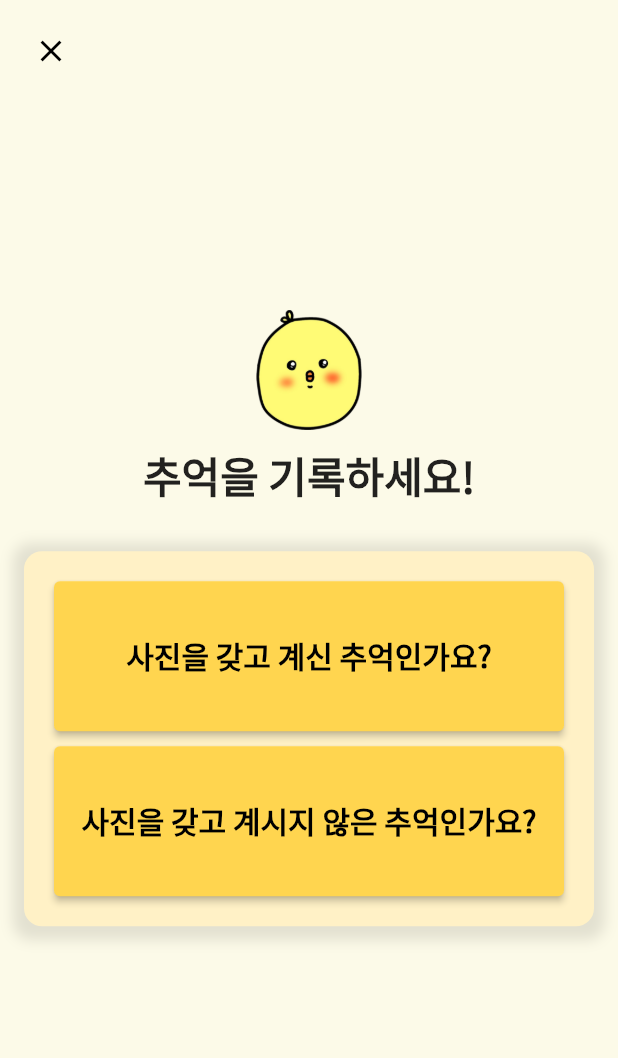
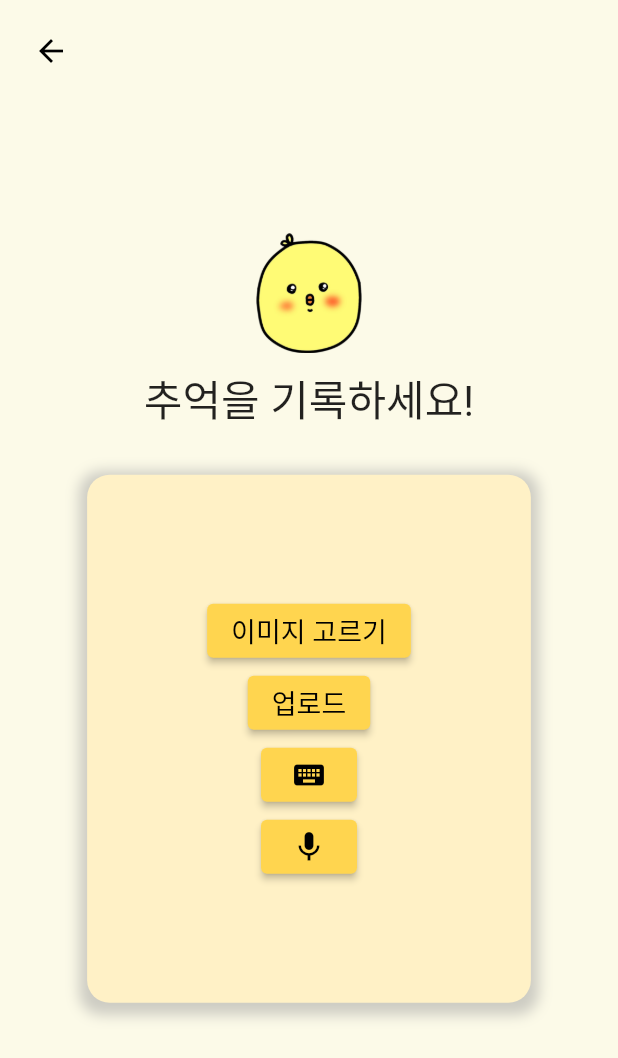
Before and after one commit to 6eom9eun/timeDam, a Flutter app: the WritePage screen opened directly, on a phone screen of 412 x 824 dp. Shown: the top 1058 px of the screen. Run offline on Flutter 3.47's test engine with Material 2 defaults, Android fonts, the phone set to English and light mode, and no system bars; our stand-ins replace cloud_firestore, dio, firebase_auth, firebase_core, firebase_storage, flutter_spinkit and 7 more; missing offline and left inert: background_fetch; accounts and stored records are empty; Roboto replaces fonts that are missing (Cafe).

Commit message:
충돌 수정

```diff
--- a/lib/screens/writePage.dart
+++ b/lib/screens/writePage.dart
@@ -5,11 +5,11 @@ import 'package:image_picker/image_picker.dart';
 import 'package:cloud_firestore/cloud_firestore.dart';
 import 'package:firebase_auth/firebase_auth.dart';
 import 'package:firebase_storage/firebase_storage.dart';
+import 'package:memo_re/screens/voicePage.dart';
 import 'package:memo_re/utils/vars.dart';
 import 'package:provider/provider.dart';
 import 'package:memo_re/providers/postProvider.dart';
 import 'package:http/http.dart' as http;
-import 'package:speech_to_text/speech_to_text.dart';
 import 'DisplayMemoryPage.dart';
 import 'package:memo_re/screens/CreatingPage.dart';
 
@@ -35,10 +35,8 @@ class WritePage extends StatefulWidget {
 class _WritePageState extends State<WritePage> {
   File? _image;
   final picker = ImagePicker();
-  final speech = SpeechToText();
   TextEditingController _textController = TextEditingController();
-  bool hasImage = false; // New state variable
-  bool showInputOptions = false;
+
 
   Future getText() async {
     showDialog(
@@ -109,27 +107,6 @@ class _WritePageState extends State<WritePage> {
     );
   }
 
-  Future<void> startListening() async {
-    if (!await speech.initialize()) {
-      // 음성 입력 초기화에 실패한 경우
-      return;
-    }
-
-    if (speech.isListening) {
-      // 이미 음성 입력 중인 경우
-      await speech.stop();
-    }
-
-    final result = await speech.listen();
-    if (result.finalResult != null) {
-      // 음성 입력이 성공적으로 완료된 경우
-      final inputText = result.finalResult;
-      // TODO: 음성 입력된 텍스트를 처리하고 저장합니다.
-      print('인식된 음성: $inputText'); // 음성 입력된 텍스트를 출력
-      _textController.text = inputText;
-    }
-  }
-
   Future getImage() async {
     final pickedFile = await picker.pickImage(source: ImageSource.gallery);
 
@@ -144,10 +121,7 @@ class _WritePageState extends State<WritePage> {
 
   Future uploadFile() async {
     if (_image == null) return;
-    final fileName = _image!
-        .path
-        .split('/')
-        .last;
+    final fileName = _image!.path.split('/').last;
     final destination = 'images/$fileName';
 
     try {
@@ -163,8 +137,7 @@ class _WritePageState extends State<WritePage> {
       }
 
       // Firestore에 게시물 정보들을 먼저 저장하지만 postId는 아직 모릅니다.
-      DocumentReference postRef = await FirebaseFirestore.instance.collection(
-          'posts').add({
+      DocumentReference postRef = await FirebaseFirestore.instance.collection('posts').add({
         'imageUrl': url,
         'uid': uid,
         'text': _textController.text,
@@ -175,11 +148,8 @@ class _WritePageState extends State<WritePage> {
       String postId = postRef.id;
       await postRef.update({'postId': postId});
 
-      Provider
-          .of<PostProvider>(context, listen: false)
-          .imageUrl = url;
-      print(
-          'File uploaded to Firebase Storage and Firestore! URL: $url, UID: $uid, PostID: $postId');
+      Provider.of<PostProvider>(context, listen: false).imageUrl = url;
+      print('File uploaded to Firebase Storage and Firestore! URL: $url, UID: $uid, PostID: $postId');
     } catch (e) {
       print('uploadFile error: $e');
     }
@@ -194,7 +164,6 @@ class _WritePageState extends State<WritePage> {
         children: [
           Center(
             child: SingleChildScrollView(
-              padding: const EdgeInsets.all(16.0), // Padding for the scroll view
               child: Column(
                 mainAxisAlignment: MainAxisAlignment.center,
                 children: [
@@ -202,126 +171,77 @@ class _WritePageState extends State<WritePage> {
                   SizedBox(height: 10),
                   Text(
                     '추억을 기록하세요!',
-                    style: TextStyle(fontSize: 28, fontWeight: FontWeight.bold),
+                    style: TextStyle(
+                      fontFamily: 'Cafe',
+                      fontSize: 28,
+                    ),
                   ),
                   SizedBox(height: 30),
                   Container(
-                    padding: const EdgeInsets.all(20.0),
+                    padding: EdgeInsets.all(80),
                     decoration: BoxDecoration(
                       color: AppColors.primaryColor1(),
-                      borderRadius: BorderRadius.circular(12),
+                      borderRadius: BorderRadius.circular(15),
                       boxShadow: [
                         BoxShadow(
-                          color: Colors.black.withOpacity(0.1),
-                          spreadRadius: 7,
+                          color: Colors.grey.withOpacity(0.5),
+                          spreadRadius: 5,
                           blurRadius: 7,
-                          offset: Offset(0, 2),
+                          offset: Offset(0, 3),
                         ),
                       ],
-
-                      // 그라데이션 코드
-                      // gradient: LinearGradient(
-                      //   begin: Alignment.topLeft,
-                      //   end: Alignment.bottomRight,
-                      //   colors: [
-                      //     AppColors.primaryColor1().withOpacity(0.8),
-                      //     AppColors.primaryColor(),
-                      //   ],
-                      // ),
-
                     ),
                     child: Column(
-                      mainAxisSize: MainAxisSize.min, // To make the container wrap its content
+                      mainAxisSize: MainAxisSize.min,
                       children: [
-                        if (!showInputOptions) ...[
+                        // Your widget for image uploading will be here
                         ElevatedButton(
-                            onPressed: () {
-                              setState(() {
-                                hasImage = true;
-                                showInputOptions = true;
-                              });
-                            },
-                            style: ElevatedButton.styleFrom(
-                              backgroundColor: AppColors.primaryColor(),
-                              fixedSize: Size(350, 100),
-                            ),
-                            child: Text(
-                              '사진을 갖고 계신 추억인가요?',
-                              style: TextStyle(
-                                color: Colors.black,
-                                fontWeight: FontWeight.bold,
-                                fontSize: 20,
-                              ),
-                            ),
-                          ),
-                          SizedBox(height: 10),
-                          ElevatedButton(
-                            onPressed: () {
-                              setState(() {
-                                hasImage = false;
-                                showInputOptions = true;
-                              });
-                            },
-                            style: ElevatedButton.styleFrom(
-                              backgroundColor: AppColors.primaryColor(),
-                              fixedSize: Size(350, 100),
-                            ),
-                            child: Text(
-                              '사진을 갖고 계시지 않은 추억인가요?',
-                              style: TextStyle(
-                                color: Colors.black,
-                                fontWeight: FontWeight.bold,
-                                fontSize: 20,
-                              ),
-                            ),
-                          ),
-                        ],
-                        if (showInputOptions) ...[
-                          if (hasImage) ...[
-                            ElevatedButton(
-                              onPressed: getImage,
+                          onPressed: getImage, // replace with your function
                           style: ElevatedButton.styleFrom(
                             backgroundColor: AppColors.primaryColor(),
                             foregroundColor: Colors.black,
                           ),
-                              child: Icon(Icons.image, size: 50,),
+                          child: Text('이미지 고르기',
+                            style: TextStyle(
+                              fontSize: 18,
+                              fontFamily: 'Cafe',
                             ),
-                            SizedBox(height: 20),
-                          ],
+                          ),
+                        ),
                         ElevatedButton(
-                            onPressed: getText,
+                          onPressed: uploadFile, // replace with your function
                           style: ElevatedButton.styleFrom(
                             backgroundColor: AppColors.primaryColor(),
                             foregroundColor: Colors.black,
                           ),
-                            child: Icon(Icons.keyboard, size: 50,),
+                          child: Text('업로드',
+                            style: TextStyle(
+                              fontSize: 18,
+                              fontFamily: 'Cafe',
                             ),
-                          SizedBox(height: 20),
+                          ),
+                        ),
                         ElevatedButton(
-                            onPressed: startListening,
+                          onPressed: getText, // replace with your function
                           style: ElevatedButton.styleFrom(
                             backgroundColor: AppColors.primaryColor(),
                             foregroundColor: Colors.black,
                           ),
-                            child: Icon(Icons.mic, size: 50,),
+                          child: Icon(Icons.keyboard),
                         ),
-                          SizedBox(height: 20),
-                          // Confirmation button
                         ElevatedButton(
                           onPressed: () {
-                              // Add your confirmation logic here
+                            Navigator.push(
+                              context,
+                              MaterialPageRoute(builder: (context) => VoiceInputPage()),
+                            );
                           },
                           style: ElevatedButton.styleFrom(
                             backgroundColor: AppColors.primaryColor(),
                             foregroundColor: Colors.black,
                           ),
-                            child: Text(
-                              '확인',
-                              style: TextStyle(
-                                  fontSize: 28
-                              ),),
+                          child: Icon(Icons.mic),
                         ),
-                        ],
                       ],
                     ),
                   ),
@@ -329,12 +249,13 @@ class _WritePageState extends State<WritePage> {
               ),
             ),
           ),
+          // 뒤로가기
           Positioned(
             top: 10,
             left: 10,
             child: SafeArea(
               child: IconButton(
-                icon: Icon(Icons.close, color: Colors.black),
+                icon: Icon(Icons.arrow_back, color: Colors.black),
                 onPressed: () => Navigator.of(context).pop(),
               ),
             ),
```
Lines whose indentation alone changed are shown as unchanged.
